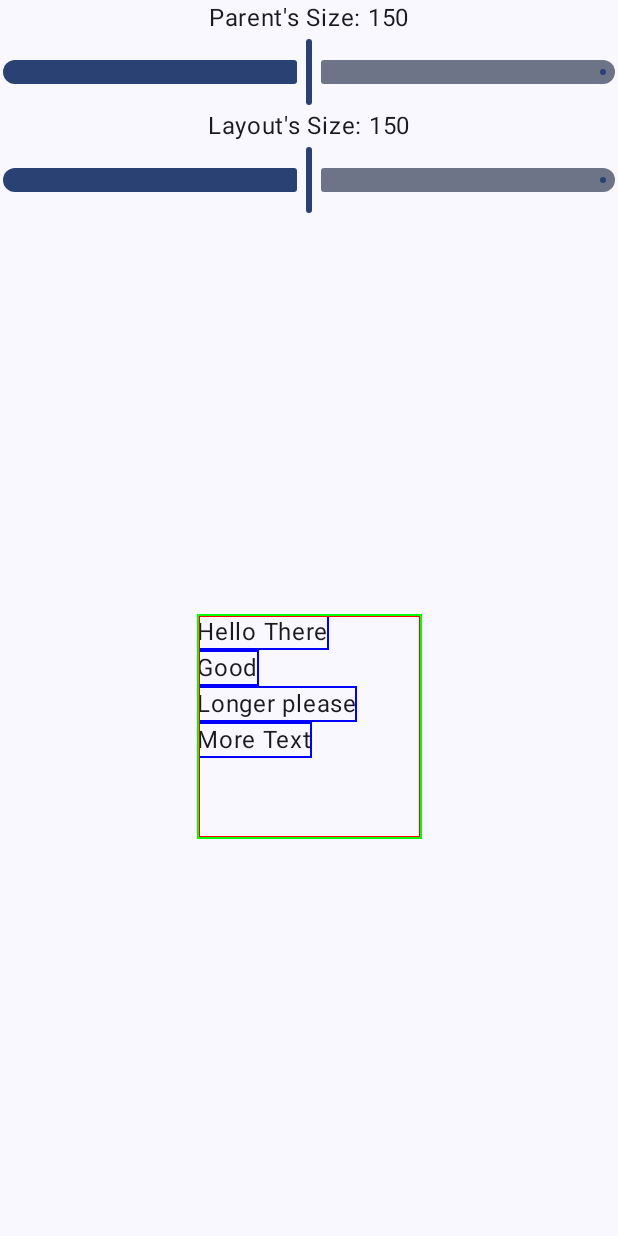
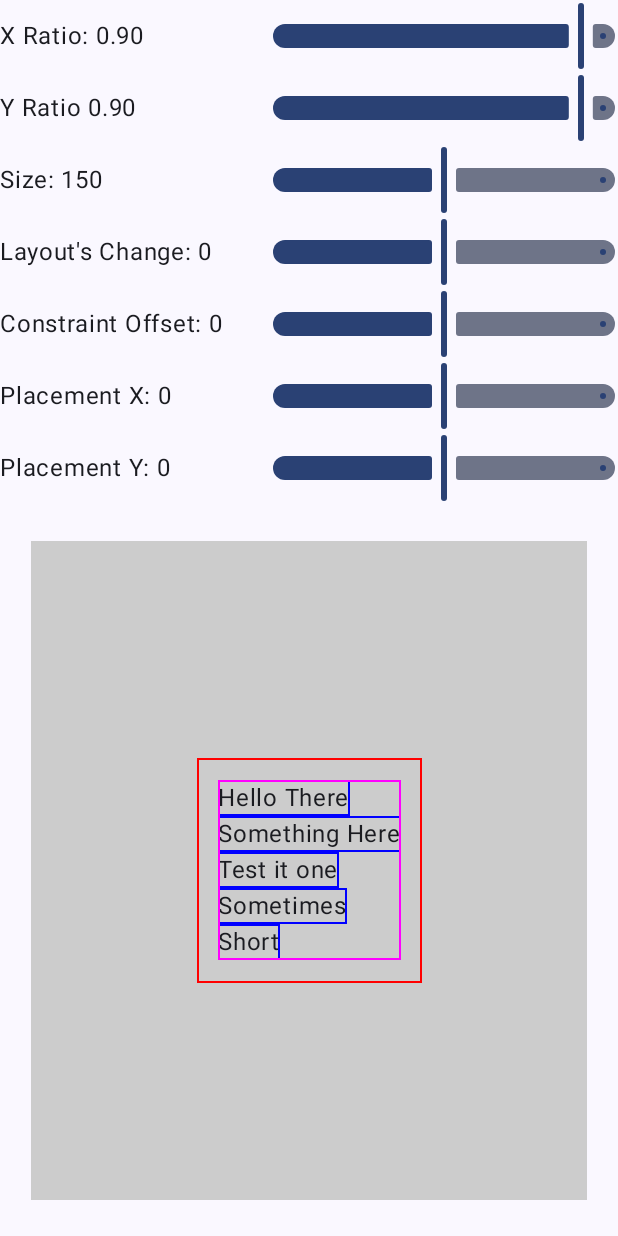
Before and after one commit to elye/demo_android_jetpack_compose_custom_layout, an Android app built with Jetpack Compose: the screen it shows after launch (LayoutSizeExperimentActivity), after a tap on "LayoutSizeExperimentActivity", on a phone screen of 412 x 824 dp. Run offline under Robolectric (Android 15) with nearby library versions, the phone set to English and light mode, and no system bars.

Commit message:
Make both modifier layout and component layout similar

```diff
--- a/app/src/main/java/com/example/customlayout/LayoutModifierSizeExperimentActivity.kt
+++ b/app/src/main/java/com/example/customlayout/LayoutModifierSizeExperimentActivity.kt
@@ -55,7 +55,6 @@ class LayoutModifierSizeExperimentActivity : ComponentActivity() {
         Column(
             horizontalAlignment = Alignment.CenterHorizontally,
         ) {
-
             val textWidth = 180.dp
             var boxSize by remember { mutableStateOf(150) }
             var parentSizeX by remember { mutableStateOf(0.9f) }
@@ -166,7 +165,8 @@ class LayoutModifierSizeExperimentActivity : ComponentActivity() {
                                     placementX.dp,
                                     placementY.dp
                                 ) {
-                                    Text("I am here")
+                                    val textModifier = Modifier.border(1.dp, Color.Cyan)
+                                    Text("Hello There", modifier = textModifier)
                                 }
                             }
                         }
@@ -206,6 +206,4 @@ class LayoutModifierSizeExperimentActivity : ComponentActivity() {
             }
             .border(1.dp, borderColor), content = content)
     }
-
-    private fun Float.format(digits: Int) = "%.${digits}f".format(this)
 }
--- a/app/src/main/java/com/example/customlayout/LayoutSizeExperimentActivity.kt
+++ b/app/src/main/java/com/example/customlayout/LayoutSizeExperimentActivity.kt
@@ -3,12 +3,19 @@ package com.example.customlayout
 import android.os.Bundle
 import androidx.activity.ComponentActivity
 import androidx.activity.compose.setContent
+import androidx.compose.foundation.background
 import androidx.compose.foundation.border
 import androidx.compose.foundation.layout.Arrangement
 import androidx.compose.foundation.layout.Box
+import androidx.compose.foundation.layout.BoxScope
 import androidx.compose.foundation.layout.Column
+import androidx.compose.foundation.layout.Row
+import androidx.compose.foundation.layout.fillMaxHeight
 import androidx.compose.foundation.layout.fillMaxSize
+import androidx.compose.foundation.layout.fillMaxWidth
+import androidx.compose.foundation.layout.height
 import androidx.compose.foundation.layout.size
+import androidx.compose.foundation.layout.width
 import androidx.compose.material3.MaterialTheme
 import androidx.compose.material3.Slider
 import androidx.compose.material3.Surface
@@ -24,6 +31,7 @@ import androidx.compose.ui.graphics.Color
 import androidx.compose.ui.layout.Layout
 import androidx.compose.ui.unit.Dp
 import androidx.compose.ui.unit.dp
+import androidx.compose.ui.unit.offset
 import com.example.customlayout.ui.theme.CustomLayoutTheme
 
 class LayoutSizeExperimentActivity : ComponentActivity() {
@@ -47,66 +55,178 @@ class LayoutSizeExperimentActivity : ComponentActivity() {
         Column(
             horizontalAlignment = Alignment.CenterHorizontally,
         ) {
-            var parentSize by remember { mutableStateOf(150) }
-            Text(text = "Parent's Size: $parentSize")
+            val textWidth = 180.dp
+            var boxSize by remember { mutableStateOf(150) }
+            var parentSizeX by remember { mutableStateOf(0.9f) }
+            var parentSizeY by remember { mutableStateOf(0.9f) }
+            Row(verticalAlignment = Alignment.CenterVertically) {
+                Text(
+                    text = "X Ratio: ${parentSizeX.format(2)}",
+                    modifier = Modifier.width(textWidth)
+                )
                 Slider(
-                value = parentSize.toFloat(),
-                onValueChange = { parentSize = it.toInt() },
+                    value = parentSizeX,
+                    onValueChange = { parentSizeX = it },
+                    valueRange = 0f..1f
+                )
+            }
+            Row(verticalAlignment = Alignment.CenterVertically) {
+                Text(
+                    text = "Y Ratio ${parentSizeY.format(2)}",
+                    modifier = Modifier.width(textWidth)
+                )
+                Slider(
+                    value = parentSizeY,
+                    onValueChange = { parentSizeY = it },
+                    valueRange = 0f..1f
+                )
+            }
+            Row(verticalAlignment = Alignment.CenterVertically) {
+                Text(text = "Size: $boxSize", modifier = Modifier.width(textWidth))
+                Slider(
+                    value = boxSize.toFloat(),
+                    onValueChange = { boxSize = it.toInt() },
                     valueRange = 0f..300f
                 )
-            var layoutSize by remember { mutableStateOf(150) }
-            Text(text = "Layout's Size: $layoutSize")
+            }
+            var layoutSizeChange by remember { mutableStateOf(0) }
+            Row(verticalAlignment = Alignment.CenterVertically) {
+                Text(
+                    text = "Layout's Change: $layoutSizeChange",
+                    modifier = Modifier.width(textWidth)
+                )
                 Slider(
-                value = layoutSize.toFloat(),
-                onValueChange = { layoutSize = it.toInt() },
-                valueRange = 0f..300f
+                    value = layoutSizeChange.toFloat(),
+                    onValueChange = { layoutSizeChange = it.toInt() },
+                    valueRange = -150f..150f
                 )
+            }
+            var constraintOffSet by remember { mutableStateOf(0) }
+            Row(verticalAlignment = Alignment.CenterVertically) {
+                Text(
+                    text = "Constraint Offset: $constraintOffSet",
+                    modifier = Modifier.width(textWidth)
+                )
+                Slider(
+                    value = constraintOffSet.toFloat(),
+                    onValueChange = { constraintOffSet = it.toInt() },
+                    valueRange = -150f..150f
+                )
+            }
+            var placementX by remember { mutableStateOf(0) }
+            Row(verticalAlignment = Alignment.CenterVertically) {
+                Text(text = "Placement X: $placementX", modifier = Modifier.width(textWidth))
+                Slider(
+                    value = placementX.toFloat(),
+                    onValueChange = { placementX = it.toInt() },
+                    valueRange = -150f..150f
+                )
+            }
+            var placementY by remember { mutableStateOf(0) }
+            Row(verticalAlignment = Alignment.CenterVertically) {
+                Text(text = "Placement Y: $placementY", modifier = Modifier.width(textWidth))
+                Slider(
+                    value = placementY.toFloat(),
+                    onValueChange = { placementY = it.toInt() },
+                    valueRange = -150f..150f
+                )
+            }
             Column(
                 horizontalAlignment = Alignment.CenterHorizontally,
                 verticalArrangement = Arrangement.Center,
                 modifier = Modifier.fillMaxSize()
             ) {
-                Box(
+                Column(
+                    horizontalAlignment = Alignment.CenterHorizontally,
+                    verticalArrangement = Arrangement.Center,
                     modifier = Modifier
-                        .size(parentSize.dp)
-                        .border(1.dp, Color.Green)
+                        .fillMaxWidth(parentSizeX)
+                        .fillMaxHeight(parentSizeY)
+                        .background(Color.LightGray)
+                ) {
+                    val size = boxSize.dp
+                    BoxLayout(
+                        size,
+                        Color.Red,
+                        layoutSizeChange.dp,
+                        constraintOffSet.dp,
+                        placementX.dp,
+                        placementY.dp
+                    ) {
+                        BoxLayout(
+                            size,
+                            Color.Green,
+                            layoutSizeChange.dp,
+                            constraintOffSet.dp,
+                            placementX.dp,
+                            placementY.dp
+                        ) {
+                            BoxLayout(
+                                size,
+                                Color.Blue,
+                                layoutSizeChange.dp,
+                                constraintOffSet.dp,
+                                placementX.dp,
+                                placementY.dp
+                            ) {
+                                BoxLayout(
+                                    size,
+                                    Color.Magenta,
+                                    layoutSizeChange.dp,
+                                    constraintOffSet.dp,
+                                    placementX.dp,
+                                    placementY.dp
                                 ) {
                                     val textModifier = Modifier.border(1.dp, Color.Blue)
-                    CustomLayout(layoutSize.dp, Modifier.size(parentSize.dp)) {
                                     Text("Hello There", modifier = textModifier)
-                        Text("Good", modifier = textModifier)
-                        Text("Longer please", modifier = textModifier)
-                        Text("More Text", modifier = textModifier)
+                                    Text("Something Here", modifier = textModifier)
+                                    Text("Test it one", modifier = textModifier)
+                                    Text("Sometimes", modifier = textModifier)
+                                    Text("Short", modifier = textModifier)
+                                }
+                            }
+                        }
+                    }
                 }
             }
         }
     }
 
-    }
-
     @Composable
-    fun CustomLayout(
-        layoutSize: Dp,
-        modifier: Modifier = Modifier,
-        content: @Composable () -> Unit
+    fun BoxLayout(
+        size: Dp,
+        borderColor: Color,
+        layoutSizeChange: Dp,
+        constraintOffSet: Dp,
+        placementX: Dp,
+        placementY: Dp,
+        content: @Composable () -> Unit = {}
     ) {
         Layout(
-            modifier = modifier.border(2.dp, Color.Red),
+            modifier = Modifier
+                .width(size)
+                .height(size)
+                .border(1.dp, borderColor),
             content = content
         ) { measurables, constraints ->
+            val placaebles = measurables.map { measurable ->
                 val looseConstraints = constraints.copy(
                     minWidth = 0,
                     minHeight = 0,
                 )
-            val placaebles = measurables.map { measurable ->
-                measurable.measure(constraints = looseConstraints)
+                measurable.measure(constraints = looseConstraints.offset(
+                    constraintOffSet.roundToPx(),
+                    constraintOffSet.roundToPx()
+                ))
             }
 
-            layout(layoutSize.roundToPx(), layoutSize.roundToPx()) {
-                var y = 0
-
+            layout(
+                placaebles.maxOf { it.width } + layoutSizeChange.roundToPx(),
+                placaebles.sumOf { it.height } + layoutSizeChange.roundToPx()
+            )  {
+                var y = placementY.roundToPx()
                 placaebles.forEach { placeable ->
-                    placeable.place(0, y)
+                    placeable.place(placementX.roundToPx(), y)
                     y += placeable.height
                 }
             }
--- /dev/null
+++ b/app/src/main/java/com/example/customlayout/Util.kt
@@ -0,0 +1,3 @@
+package com.example.customlayout
+
+fun Float.format(digits: Int) = "%.${digits}f".format(this)
```
Lines whose indentation alone changed are shown as unchanged.
